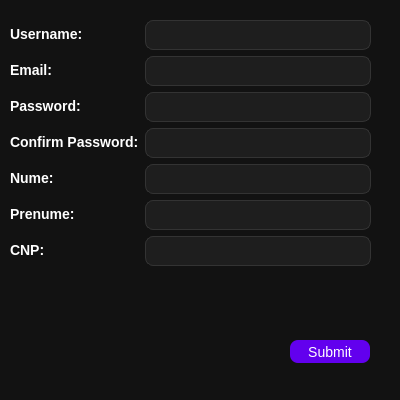
First picture: the form in RegisterPage.ui, repository Neutrino123/STB, before the edit.
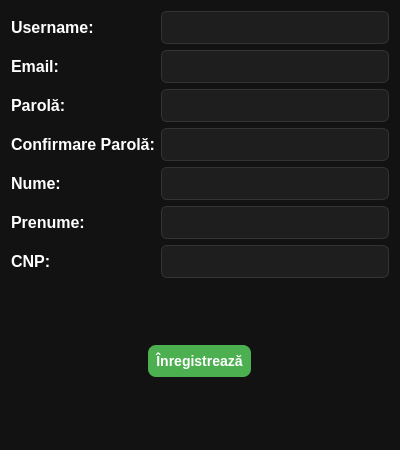
Second picture: the form after the edit.

```diff
--- a/RegisterPage.ui
+++ b/RegisterPage.ui
@@ -7,120 +7,78 @@
     <x>0</x>
     <y>0</y>
     <width>400</width>
-    <height>400</height>
+    <height>450</height>
    </rect>
   </property>
-  <property name="maximumSize">
-   <size>
-    <width>400</width>
-    <height>400</height>
-   </size>
-  </property>
   <property name="windowTitle">
    <string>New Registeration</string>
   </property>
   <property name="styleSheet">
-   <string notr="true">QWidget
-{
-    background-color: #121212;
-    color: #E0E0E0;
-    border-radius: 10px;
-}</string>
+   <string notr="true">
+    QWidget {
+        background-color: #121212;
+        color: white;
+        font-family: Arial;
+        font-size: 12pt;
+    }
+    QLineEdit {
+        background-color: #1E1E1E;
+        color: white;
+        border: 1px solid #333;
+        border-radius: 6px;
+        padding: 5px;
+    }
+    QLabel {
+        font-weight: bold;
+    }
+    QPushButton {
+        background-color: #4CAF50;
+        color: white;
+        border-radius: 8px;
+        font-weight: bold;
+        font-size: 14px;
+        padding: 8px;
+    }
+    QPushButton:hover {
+        background-color: #45A049;
+    }
+    QPushButton:pressed {
+        background-color: #388E3C;
+    }
+   </string>
   </property>
-  <widget class="QWidget" name="formLayoutWidget">
-   <property name="geometry">
-    <rect>
-     <x>10</x>
-     <y>20</y>
-     <width>361</width>
-     <height>300</height>
-    </rect>
-   </property>
+  <layout class="QVBoxLayout" name="verticalLayout">
+   <item>
    <layout class="QFormLayout" name="formLayout">
-    <!-- Username -->
     <item row="0" column="0">
-     <widget class="QLabel" name="label">
-      <property name="styleSheet">
-       <string notr="true">QLabel {
-           font-size: 14px;
-           font-weight: bold;
-           color: white;
-       }</string>
-      </property>
+      <widget class="QLabel" name="label_username">
       <property name="text">
        <string>Username:</string>
       </property>
      </widget>
     </item>
     <item row="0" column="1">
-     <widget class="QLineEdit" name="txtUserName">
-      <property name="styleSheet">
-       <string notr="true">QLineEdit {
-           background-color: #1E1E1E;
-           border: 1px solid #333333;
-           border-radius: 8px;
-           color: #FFFFFF;
-           padding: 6px;
-       }</string>
-      </property>
-     </widget>
-    </item>
-
-    <!-- Email -->
+      <widget class="QLineEdit" name="txtUserName"/>
+     </item>
     <item row="1" column="0">
-     <widget class="QLabel" name="label_2">
-      <property name="styleSheet">
-       <string notr="true">QLabel {
-           font-size: 14px;
-           font-weight: bold;
-           color: white;
-       }</string>
-      </property>
+      <widget class="QLabel" name="label_email">
       <property name="text">
        <string>Email:</string>
       </property>
      </widget>
     </item>
     <item row="1" column="1">
-     <widget class="QLineEdit" name="txtEmail">
-      <property name="styleSheet">
-       <string notr="true">QLineEdit {
-           background-color: #1E1E1E;
-           border: 1px solid #333333;
-           border-radius: 8px;
-           color: #FFFFFF;
-           padding: 6px;
-       }</string>
-      </property>
-     </widget>
-    </item>
-
-    <!-- Password -->
+      <widget class="QLineEdit" name="txtEmail"/>
+     </item>
     <item row="2" column="0">
-     <widget class="QLabel" name="label_3">
-      <property name="styleSheet">
-       <string notr="true">QLabel {
-           font-size: 14px;
-           font-weight: bold;
-           color: white;
-       }</string>
-      </property>
+      <widget class="QLabel" name="label_password">
       <property name="text">
-       <string>Password:</string>
+        <string>Parolă:</string>
       </property>
      </widget>
     </item>
     <item row="2" column="1">
      <widget class="QLineEdit" name="txtPassword">
-      <property name="styleSheet">
-       <string notr="true">QLineEdit {
-           background-color: #1E1E1E;
-           border: 1px solid #333333;
-           border-radius: 8px;
-           color: #FFFFFF;
-           padding: 6px;
-       }</string>
-      </property>
       <property name="echoMode">
        <enum>QLineEdit::EchoMode::Password</enum>
       </property>
@@ -129,30 +87,14 @@
 
     <!-- Confirm Password -->
     <item row="3" column="0">
-     <widget class="QLabel" name="label_4">
-      <property name="styleSheet">
-       <string notr="true">QLabel {
-           font-size: 14px;
-           font-weight: bold;
-           color: white;
-       }</string>
-      </property>
+      <widget class="QLabel" name="label_conf_password">
       <property name="text">
-       <string>Confirm Password:</string>
+        <string>Confirmare Parolă:</string>
       </property>
      </widget>
     </item>
     <item row="3" column="1">
      <widget class="QLineEdit" name="txtConfPassword">
-      <property name="styleSheet">
-       <string notr="true">QLineEdit {
-           background-color: #1E1E1E;
-           border: 1px solid #333333;
-           border-radius: 8px;
-           color: #FFFFFF;
-           padding: 6px;
-       }</string>
-      </property>
       <property name="echoMode">
        <enum>QLineEdit::EchoMode::Password</enum>
       </property>
@@ -162,124 +104,44 @@
     <!-- Nume -->
     <item row="4" column="0">
      <widget class="QLabel" name="label_nume">
-      <property name="styleSheet">
-       <string notr="true">QLabel {
-           font-size: 14px;
-           font-weight: bold;
-           color: white;
-       }</string>
-      </property>
       <property name="text">
        <string>Nume:</string>
       </property>
      </widget>
     </item>
     <item row="4" column="1">
-     <widget class="QLineEdit" name="txtNume">
-      <property name="styleSheet">
-       <string notr="true">QLineEdit {
-           background-color: #1E1E1E;
-           border: 1px solid #333333;
-           border-radius: 8px;
-           color: #FFFFFF;
-           padding: 6px;
-       }</string>
-      </property>
-     </widget>
-    </item>
-
-    <!-- Prenume -->
+      <widget class="QLineEdit" name="txtNume"/>
+     </item>
     <item row="5" column="0">
      <widget class="QLabel" name="label_prenume">
-      <property name="styleSheet">
-       <string notr="true">QLabel {
-           font-size: 14px;
-           font-weight: bold;
-           color: white;
-       }</string>
-      </property>
       <property name="text">
        <string>Prenume:</string>
       </property>
      </widget>
     </item>
     <item row="5" column="1">
-     <widget class="QLineEdit" name="txtPrenume">
-      <property name="styleSheet">
-       <string notr="true">QLineEdit {
-           background-color: #1E1E1E;
-           border: 1px solid #333333;
-           border-radius: 8px;
-           color: #FFFFFF;
-           padding: 6px;
-       }</string>
-      </property>
-     </widget>
-    </item>
-
-    <!-- CNP -->
+      <widget class="QLineEdit" name="txtPrenume"/>
+     </item>
     <item row="6" column="0">
      <widget class="QLabel" name="label_cnp">
-      <property name="styleSheet">
-       <string notr="true">QLabel {
-           font-size: 14px;
-           font-weight: bold;
-           color: white;
-       }</string>
-      </property>
       <property name="text">
        <string>CNP:</string>
       </property>
      </widget>
     </item>
     <item row="6" column="1">
-     <widget class="QLineEdit" name="txtCNP">
-      <property name="styleSheet">
-       <string notr="true">QLineEdit {
-           background-color: #1E1E1E;
-           border: 1px solid #333333;
-           border-radius: 8px;
-           color: #FFFFFF;
-           padding: 6px;
-       }</string>
-      </property>
-     </widget>
-    </item>
-
-   </layout>
-  </widget>
-
-  <!-- Buton Submit -->
-  <widget class="QPushButton" name="pushButton">
-   <property name="geometry">
-    <rect>
-     <x>290</x>
-     <y>340</y>
-     <width>80</width>
-     <height>23</height>
-    </rect>
-   </property>
-   <property name="styleSheet">
-    <string notr="true">QPushButton {
-            background-color: #6200EE;
-            color: #FFFFFF;
-            border: none;
-            border-radius: 8px;
-            padding: 5px;
-            font-size: 14px;
-        }
-        QPushButton:hover {
-            background-color: #3700B3;
-        }
-        QPushButton:pressed {
-            background-color: #BB86FC;
-        }</string>
-   </property>
+      <widget class="QLineEdit" name="txtCNP"/>
+     </item>
+    </layout>
+   </item>
+   <item alignment="Qt::AlignCenter">
+    <widget class="QPushButton" name="submitButton">
    <property name="text">
-    <string>Submit</string>
-   </property>
-  </widget>
-
+      <string>Înregistrează</string>
+     </property>
+    </widget>
+   </item>
+  </layout>
  </widget>
  <resources/>
  <connections/>
```
Left out of the diff: 10 changed lines with no effect on the pictures. Lines whose indentation alone changed are shown as unchanged.
